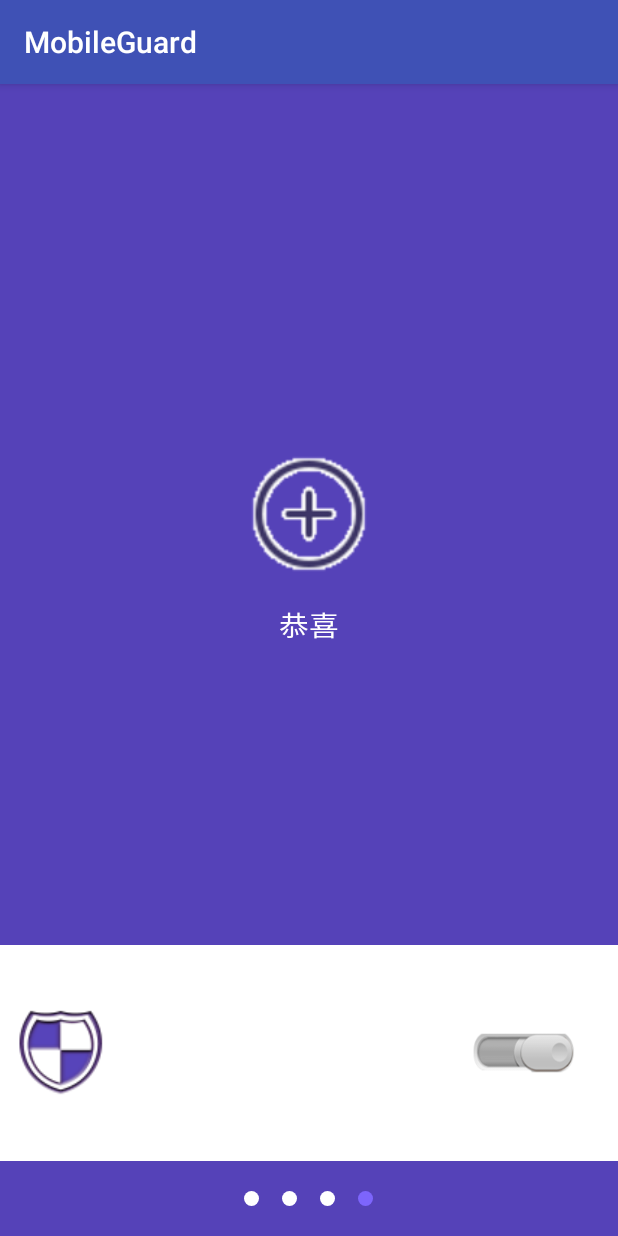
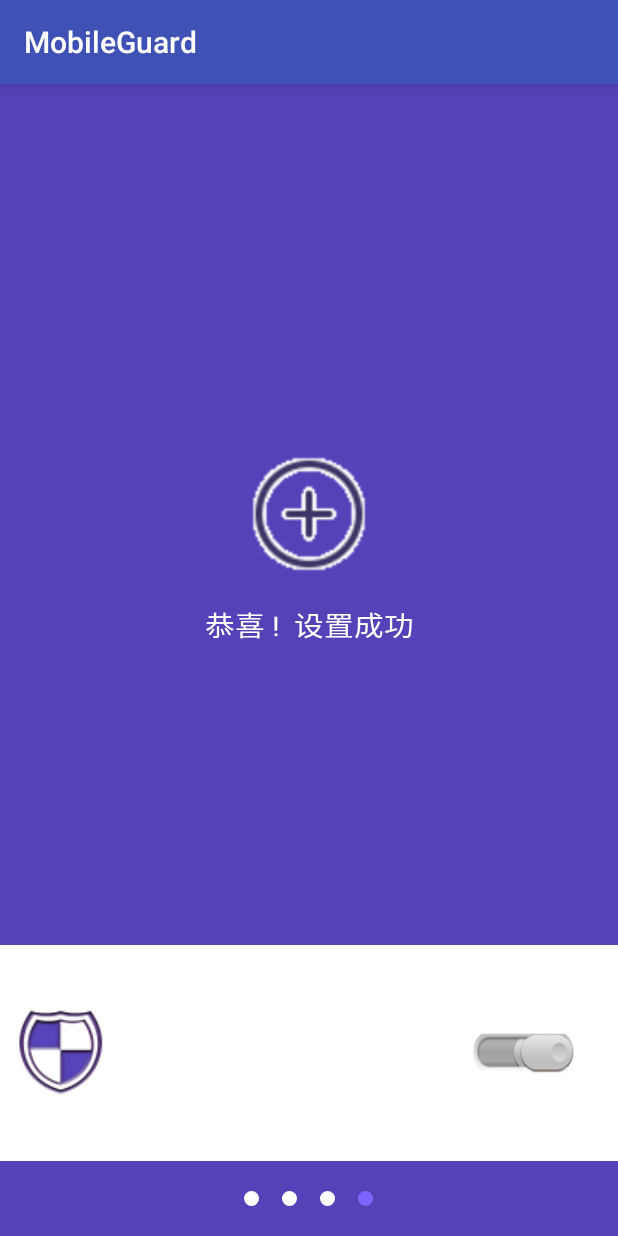
Before and after one commit to Vincen11/MobileGuard10, an Android app: the Setup4Activity screen opened directly, with no data from a screen before it, on a phone screen of 412 x 824 dp. Run offline under Robolectric (Android 15) with nearby library versions, the phone set to English and light mode, and no system bars.

Commit message:
防盗10.15 6

```diff
--- a/app/src/main/res/layout/activity_setup_4.xml
+++ b/app/src/main/res/layout/activity_setup_4.xml
@@ -27,7 +27,7 @@
                 android:gravity="center"
                 android:textScaleX="1.1"
                 android:textColor="@android:color/white"
-                android:text="恭喜"
+                android:text="恭喜 !  设置成功"
                 android:textSize="18sp"/>
         </RelativeLayout>
 
```
